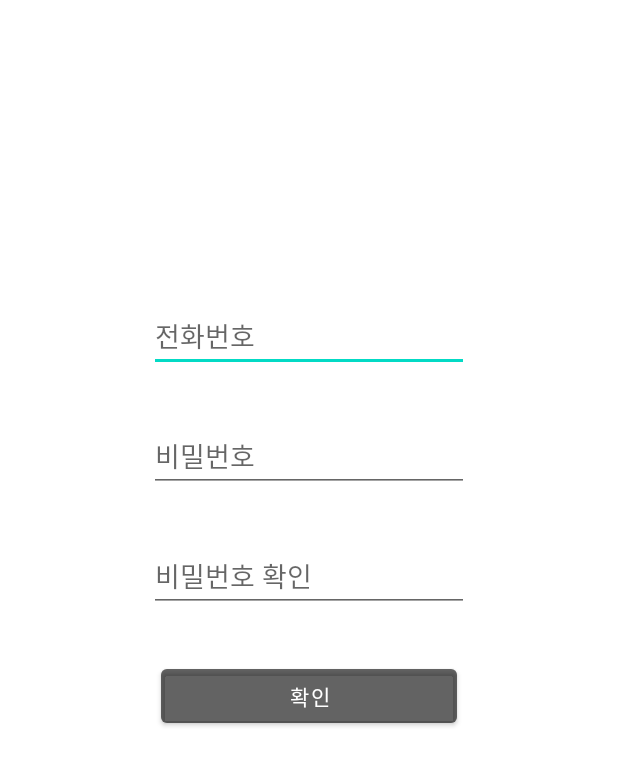
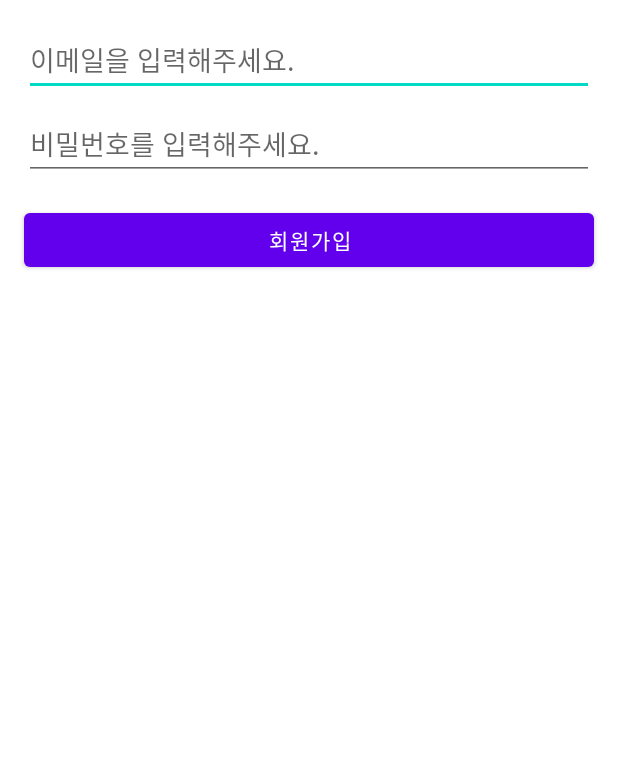
Before and after one commit to sonjiyoung08/829team, an Android app: the layout signupactivity_main.xml on its own in the app's theme, with its tools: preview values and no code run, on a phone screen of 412 x 824 dp. Shown: the top 766 px of the screen. Run offline under Robolectric (Android 15) with nearby library versions, the phone set to English and light mode, and no system bars.

Commit message:
로그인, 회원가입 수정 끝

```diff
--- a/app/src/main/AndroidManifest.xml
+++ b/app/src/main/AndroidManifest.xml
@@ -15,7 +15,7 @@
         android:theme="@style/Theme.ListScreen"
         tools:targetApi="31">
         <activity
-            android:name=".ListActivity"
+            android:name=".LoginActivity"
             android:exported="true">
             <intent-filter>
                 <action android:name="android.intent.action.MAIN" />
@@ -25,6 +25,8 @@
         </activity>
         <activity android:name=".SettingActivity"/>
         <activity android:name=".CameraActivity"/>
+        <activity android:name=".ListActivity"/>
+        <activity android:name=".SignupActivity"/>
     </application>
 
 </manifest>
--- a/app/src/main/res/layout/signupactivity_main.xml
+++ b/app/src/main/res/layout/signupactivity_main.xml
@@ -1,64 +1,41 @@
 <?xml version="1.0" encoding="utf-8"?>
-<androidx.constraintlayout.widget.ConstraintLayout xmlns:android="http://schemas.android.com/apk/res/android"
-    xmlns:app="http://schemas.android.com/apk/res-auto"
+<RelativeLayout
+    xmlns:android="http://schemas.android.com/apk/res/android"
     xmlns:tools="http://schemas.android.com/tools"
+    android:id="@+id/activity_sign_up"
     android:layout_width="match_parent"
     android:layout_height="match_parent"
     tools:context=".SignupActivity">
 
     <EditText
-        android:id="@+id/signup_id"
-        android:layout_width="wrap_content"
-        android:layout_height="48dp"
-        android:layout_marginStart="8dp"
-        android:layout_marginTop="200dp"
-        android:layout_marginEnd="8dp"
-        android:ems="10"
-        android:hint="전화번호"
-        android:inputType="textPersonName"
-        app:layout_constraintEnd_toEndOf="parent"
-        app:layout_constraintStart_toStartOf="parent"
-        app:layout_constraintTop_toTopOf="parent" />
+        android:id="@+id/email_field"
+        android:layout_width="match_parent"
+        android:layout_height="wrap_content"
+        android:layout_marginLeft="16dp"
+        android:layout_marginRight="16dp"
+        android:layout_marginTop="16dp"
+        android:hint="이메일을 입력해주세요."
+        android:inputType="textEmailAddress"/>
 
     <EditText
-        android:id="@+id/signup_passwd"
-        android:layout_width="wrap_content"
-        android:layout_height="48dp"
-        android:layout_marginStart="8dp"
-        android:layout_marginTop="32dp"
-        android:layout_marginEnd="8dp"
-        android:ems="10"
-        android:hint="비밀번호"
-        android:inputType="textPersonName"
-        app:layout_constraintEnd_toEndOf="@+id/signup_id"
-        app:layout_constraintStart_toStartOf="@+id/signup_id"
-        app:layout_constraintTop_toBottomOf="@+id/signup_id" />
-
-    <EditText
-        android:id="@+id/signup_passwd2"
-        android:layout_width="wrap_content"
-        android:layout_height="48dp"
-        android:layout_marginStart="8dp"
-        android:layout_marginTop="32dp"
-        android:layout_marginEnd="8dp"
-        android:ems="10"
-        android:hint="비밀번호 확인"
-        android:inputType="textPersonName"
-        app:layout_constraintEnd_toEndOf="@+id/signup_passwd"
-        app:layout_constraintStart_toStartOf="@+id/signup_passwd"
-        app:layout_constraintTop_toBottomOf="@+id/signup_passwd" />
+        android:id="@+id/password_field"
+        android:layout_width="match_parent"
+        android:layout_height="wrap_content"
+        android:layout_below="@id/email_field"
+        android:layout_marginLeft="16dp"
+        android:layout_marginRight="16dp"
+        android:layout_marginTop="8dp"
+        android:hint="비밀번호를 입력해주세요."
+        android:inputType="textPassword"/>
 
     <Button
-        android:id="@+id/button"
-        android:layout_width="0dp"
+        android:id="@+id/sign_up_button"
+        android:layout_width="match_parent"
         android:layout_height="wrap_content"
-        android:layout_marginStart="8dp"
-        android:layout_marginTop="32dp"
-        android:layout_marginEnd="8dp"
-        android:backgroundTint="#60000000"
-        android:text="확인"
-        app:layout_constraintEnd_toEndOf="@+id/signup_passwd2"
-        app:layout_constraintStart_toStartOf="@+id/signup_passwd2"
-        app:layout_constraintTop_toBottomOf="@+id/signup_passwd2" />
+        android:layout_below="@id/password_field"
+        android:layout_marginLeft="16dp"
+        android:layout_marginRight="16dp"
+        android:layout_marginTop="16dp"
+        android:text="회원가입"/>
 
-</androidx.constraintlayout.widget.ConstraintLayout>
+</RelativeLayout>
--- a/app/src/main/res/values/strings.xml
+++ b/app/src/main/res/values/strings.xml
@@ -1,3 +1,7 @@
 <resources>
     <string name="app_name">ListScreen</string>
+    <string name="email_hint">Enter your email</string>
+    <string name="password_hint">Enter your email</string>
+    <string name="login">Log In</string>
+    <string name="sign_up_text">Log In</string>
 </resources>
```
Also changed, not shown: app/src/main/java/com/example/listscreen/LoginActivity.java (+47 -44 lines), app/src/main/java/com/example/listscreen/SignupActivity.java (+38 -41 lines), app/src/main/java/com/example/listscreen/UserAccount.java (+30 -13 lines), app/src/main/res/layout/activity_login.xml (added, +50 -0 lines), app/src/main/res/layout/loginactivity_main.xml (deleted, +0 -66 lines).
